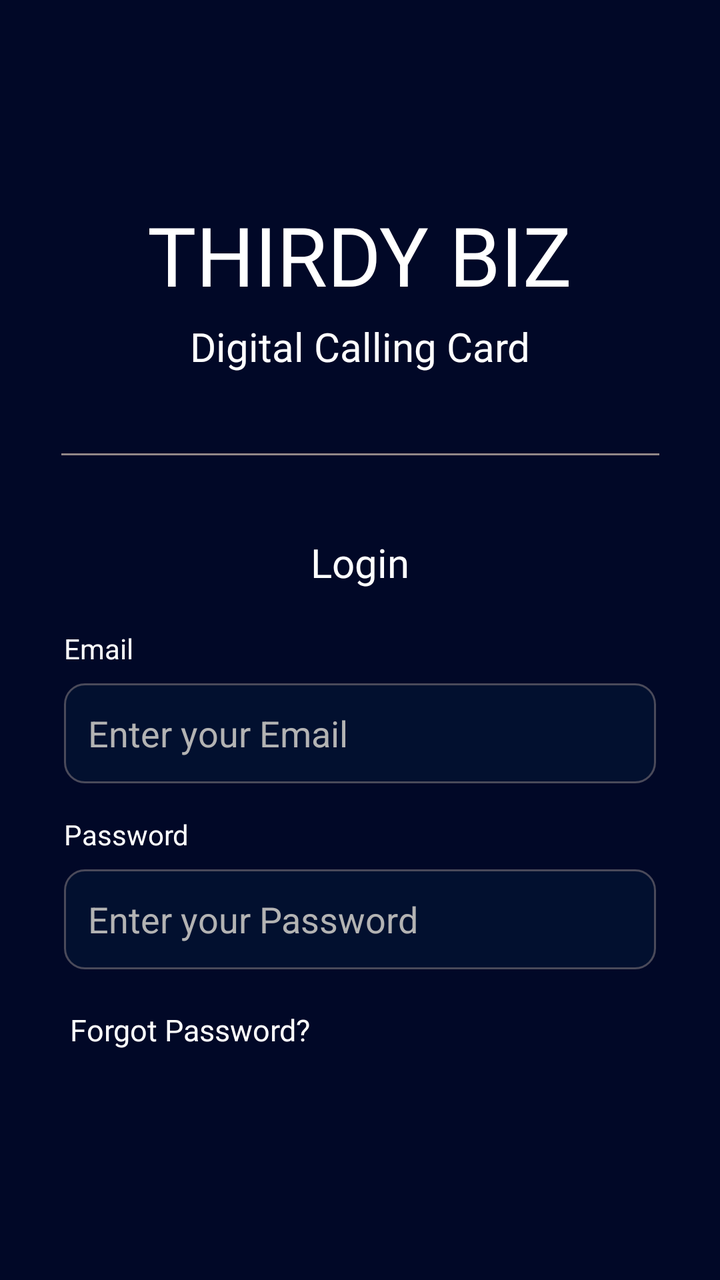
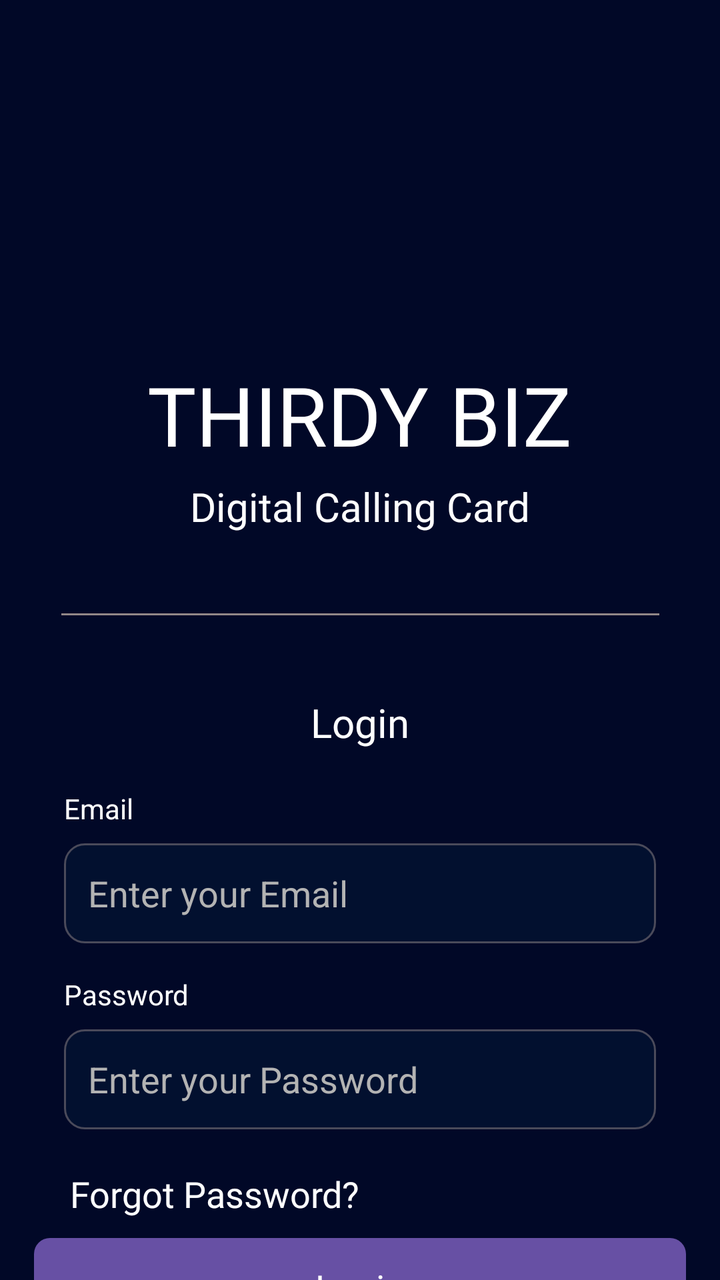

The first picture is an Android layout as it rendered before a commit; the second is the same layout after the commit. The layout source and the unified diff follow.
<!-- AndroidManifest.xml: application theme Theme.LearnTestComplete -->
<!-- res/layout/activity_learn_layouts.xml -->
<androidx.constraintlayout.widget.ConstraintLayout xmlns:android="http://schemas.android.com/apk/res/android"
    xmlns:app="http://schemas.android.com/apk/res-auto"
    xmlns:tools="http://schemas.android.com/tools"
    android:layout_width="match_parent"
    android:layout_height="match_parent"
    android:background="#010827">


    <TextView
        android:id="@+id/textView2"
        android:layout_width="wrap_content"
        android:layout_height="wrap_content"
        android:layout_marginTop="100dp"
        android:textSize="41sp"
        android:text="THIRDY BIZ"
        android:fontFamily="@font/roboto_bold"
        android:textColor="#FFFFFF"
        app:layout_constraintEnd_toEndOf="parent"
        app:layout_constraintStart_toStartOf="parent"
        app:layout_constraintTop_toTopOf="parent" />

    <TextView
        android:id="@+id/textView3"
        android:layout_width="wrap_content"
        android:layout_height="wrap_content"
        android:layout_marginTop="5dp"
        android:textSize="20sp"
        android:text="Digital Calling Card"
        android:fontFamily="@font/roboto_light"
        android:textColor="#FFFFFF"
        app:layout_constraintEnd_toEndOf="parent"
        app:layout_constraintStart_toStartOf="parent"
        app:layout_constraintTop_toBottomOf="@+id/textView2" />

    <View
        android:id="@+id/divider"
        android:layout_marginTop="40dp"
        android:layout_width="299dp"
        android:layout_height="1dp"
        android:background="#928787"
        app:layout_constraintEnd_toEndOf="parent"
        app:layout_constraintStart_toStartOf="parent"
        app:layout_constraintTop_toBottomOf="@+id/textView3" />

    <TextView
        android:id="@+id/textView4"
        android:layout_width="wrap_content"
        android:layout_height="wrap_content"
        android:layout_marginTop="40dp"
        android:textSize="20sp"
        android:text="Login"
        android:fontFamily="@font/roboto_bold"
        android:textColor="#FFFFFF"
        app:layout_constraintEnd_toEndOf="parent"
        app:layout_constraintStart_toStartOf="parent"
        app:layout_constraintTop_toBottomOf="@+id/divider" />

    <TextView
        android:id="@+id/emailLabel"
        android:layout_width="wrap_content"
        android:layout_height="wrap_content"
        android:text="Email"
        android:textColor="#FFFFFF"
        android:layout_marginTop="20dp"
        app:layout_constraintTop_toBottomOf="@id/textView4"
        app:layout_constraintStart_toStartOf="parent"
        android:layout_marginStart="32dp" />

    <EditText
        android:id="@+id/emailInput"
        android:layout_width="0dp"
        android:layout_height="50dp"
        android:layout_marginTop="8dp"
        android:layout_marginStart="32dp"
        android:layout_marginEnd="32dp"
        android:background="@drawable/input_background"
        android:hint="Enter your Email"
        android:textColorHint="#B3B3B3"
        android:textColor="#FFFFFF"
        android:padding="12dp"
        app:layout_constraintStart_toStartOf="parent"
        app:layout_constraintEnd_toEndOf="parent"
        app:layout_constraintTop_toBottomOf="@id/emailLabel" />

    <TextView
        android:id="@+id/passwordLabel"
        android:layout_width="wrap_content"
        android:layout_height="wrap_content"
        android:text="Password"
        android:textColor="#FFFFFF"
        android:layout_marginStart="32dp"
        android:layout_marginTop="16dp"
        app:layout_constraintTop_toBottomOf="@id/emailInput"
        app:layout_constraintStart_toStartOf="parent" />

    <EditText
        android:id="@+id/passwordInput"
        android:layout_width="0dp"
        android:layout_height="50dp"
        android:layout_marginStart="32dp"
        android:layout_marginEnd="32dp"
        android:layout_marginTop="8dp"
        android:background="@drawable/input_background"
        android:hint="Enter your Password"
        android:textColorHint="#B3B3B3"
        android:textColor="#FFFFFF"
        android:padding="12dp"
        android:inputType="textPassword"
        app:layout_constraintStart_toStartOf="parent"
        app:layout_constraintEnd_toEndOf="parent"
        app:layout_constraintTop_toBottomOf="@id/passwordLabel" />

    <TextView
        android:id="@+id/textView5"
        android:layout_marginTop="20dp"
        android:layout_marginStart="35dp"
        android:layout_width="wrap_content"
        android:layout_height="wrap_content"
        android:fontFamily="@font/roboto_bold"
        android:text="Forgot Password?"
        android:textSize="15sp"
        android:textColor="#FFFFFF"
        app:layout_constraintStart_toStartOf="parent"
        app:layout_constraintTop_toBottomOf="@+id/passwordInput" />


</androidx.constraintlayout.widget.ConstraintLayout>
<!-- resources referenced by this layout -->
<resources>
  <!-- drawable input_background (drawable) -->
  <shape xmlns:android="http://schemas.android.com/apk/res/android"
      android:shape="rectangle">
      <solid android:color="#02102F"/>
      <corners android:radius="10dp"/>
      <stroke android:width="1dp" android:color="#4A4A5A"/>
  </shape>
  <style name="Theme.LearnTestComplete" parent="Base.Theme.LearnTestComplete" />
  <style name="Base.Theme.LearnTestComplete" parent="Theme.Material3.DayNight.NoActionBar">
          
          
      </style>
</resources>

<!-- the commit's change to res/layout/activity_learn_layouts.xml (unified diff, before → after) -->
@@ -5,12 +5,11 @@
     android:layout_height="match_parent"
     android:background="#010827">
 
-
     <TextView
         android:id="@+id/textView2"
         android:layout_width="wrap_content"
         android:layout_height="wrap_content"
-        android:layout_marginTop="100dp"
+        android:layout_marginTop="180dp"
         android:textSize="41sp"
         android:text="THIRDY BIZ"
         android:fontFamily="@font/roboto_bold"
@@ -118,10 +117,49 @@
         android:layout_height="wrap_content"
         android:fontFamily="@font/roboto_bold"
         android:text="Forgot Password?"
-        android:textSize="15sp"
+        android:textSize="18sp"
         android:textColor="#FFFFFF"
         app:layout_constraintStart_toStartOf="parent"
         app:layout_constraintTop_toBottomOf="@+id/passwordInput" />
 
+    <Button
+        android:id="@+id/buttonLogin"
+        android:layout_width="326dp"
+        android:layout_height="49dp"
+        android:layout_marginTop="10dp"
+        android:text="Login"
+        android:fontFamily="@font/roboto_bold"
+        android:textSize="18sp"
+        android:background="@drawable/button_login"
+        app:layout_constraintEnd_toEndOf="parent"
+        app:layout_constraintStart_toStartOf="parent"
+        app:layout_constraintTop_toBottomOf="@+id/textView5" />
+
+    <TextView
+        android:id="@+id/textView6"
+        android:layout_marginStart="100dp"
+        android:layout_marginTop="20dp"
+        android:layout_width="wrap_content"
+        android:layout_height="wrap_content"
+        android:text="No Account?"
+        android:textSize="17sp"
+        android:textColor="#928787"
+        android:fontFamily="@font/roboto_light"
+        app:layout_constraintStart_toStartOf="parent"
+        app:layout_constraintTop_toBottomOf="@+id/buttonLogin" />
+
+    <TextView
+        android:id="@+id/textView7"
+        android:layout_width="wrap_content"
+        android:layout_height="wrap_content"
+        android:layout_marginTop="20dp"
+        android:layout_marginStart="8dp"
+        android:fontFamily="@font/roboto_bold"
+        android:text="Register"
+        android:textColor="#FFFFFF"
+        android:textSize="17sp"
+        app:layout_constraintStart_toEndOf="@+id/textView6"
+        app:layout_constraintTop_toBottomOf="@+id/buttonLogin" />
+
 
 </androidx.constraintlayout.widget.ConstraintLayout>
<!-- resource entries referenced after the edit -->
@@ -1,5 +1,12 @@
 <!-- resources referenced by this layout -->
 <resources>
+  <!-- drawable button_login (drawable) -->
+  <?xml version="1.0" encoding="utf-8"?>
+  <shape xmlns:android="http://schemas.android.com/apk/res/android" android:shape="rectangle">
+  
+      <corners android:radius="8dp" />
+  
+  </shape>
   <!-- drawable input_background (drawable) -->
   <shape xmlns:android="http://schemas.android.com/apk/res/android"
       android:shape="rectangle">
